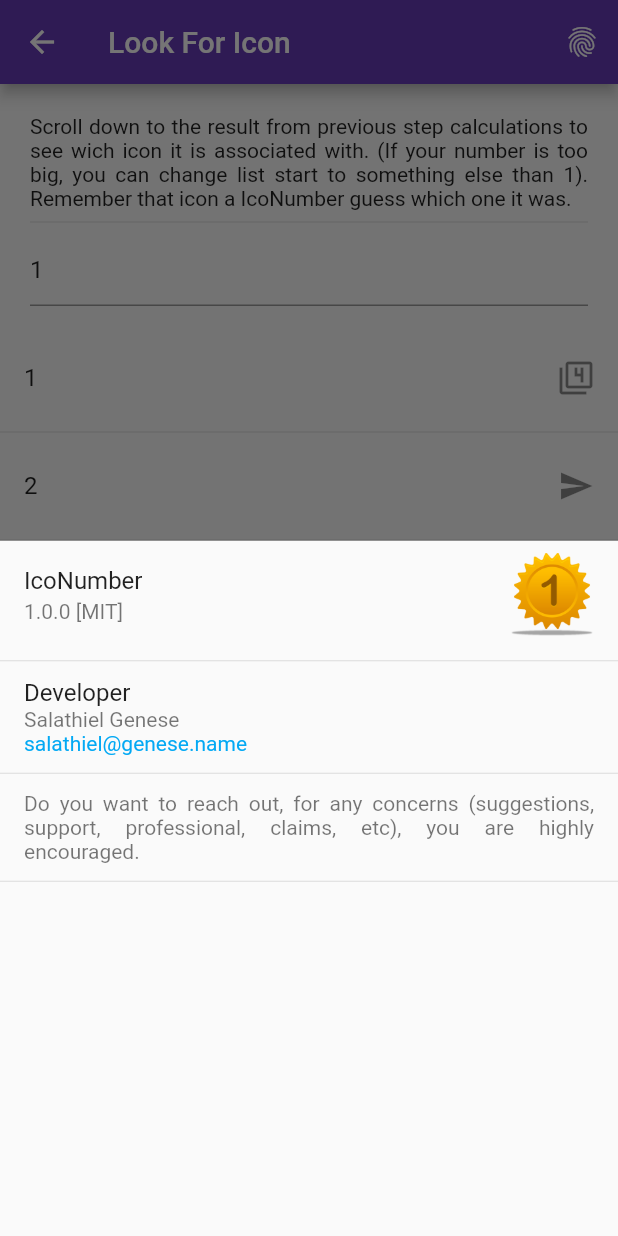
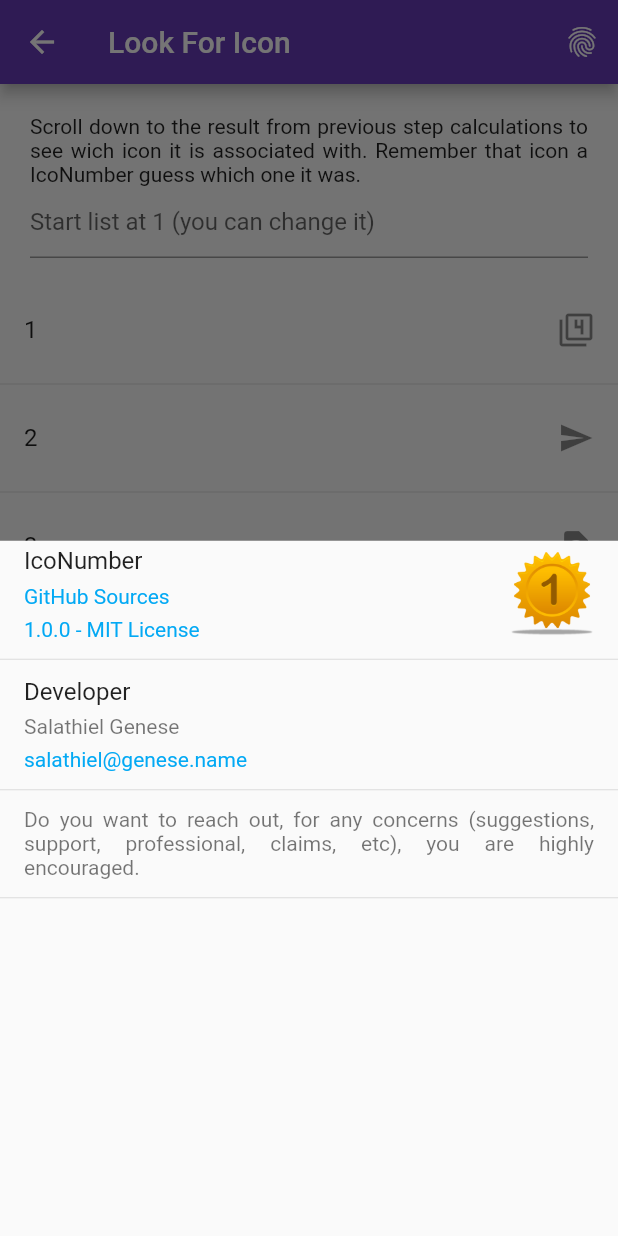
Before and after one commit to squall-io/ico_number, a Flutter app: the LookIconScreen screen opened directly, after a tap on the "fingerprint" icon, on a phone screen of 412 x 824 dp. Run offline on Flutter 3.47's test engine with Material 2 defaults, Android fonts, the phone set to English and light mode, and no system bars; our stand-ins replace flutter_i18n.

Commit message:
Improve various details

```diff
--- a/assets/i18n/en.yaml
+++ b/assets/i18n/en.yaml
@@ -1,6 +1,8 @@
 app-name: IcoNumber
+github-sources: GitHub Sources
 
 $action:
+
   continue: Continue
   rate-app: Rate App
   try-again: Re-Try
@@ -42,19 +44,16 @@ look-icon:
   description:
     Scroll down to the result from previous
     step calculations to see wich icon it is
-    associated with. (If your number is too
-    big, you can change list start to something
-    else than 1). Remember that icon a IcoNumber
+    associated with. Remember that icon a IcoNumber
     guess which one it was.
-  list-from: List numbers starting at
+  list-from: Start list at 1 (you can change it)
 
 guess-icon:
   description:
-    IcoNumber will now get the icon from previous step !
-    Give it a few second, would you ?
+    Guessing... Give it a few second, would you ?
   what-next:
     What next ?
 
     Rate this app, then take another round.
 
-    Contact me? Click the fingerprint.
+    Want to contact me? Click the fingerprint.
--- a/lib/look-icon/look-icon.screen.dart
+++ b/lib/look-icon/look-icon.screen.dart
@@ -25,15 +25,18 @@ class _LookIconScreenState extends State<LookIconScreen> {
   static final _scrollController = ScrollController();
   static final _random = Random.secure();
 
-  final _listFrom = TextEditingController(text: '1');
+  final _listFromController = TextEditingController(text: '');
   final _icons = <IconData>{};
+
+  int _listFrom = 1;
 
   _LookIconScreenState() {
     do {
       _icons.add(lookIcons.elementAt(_random.nextInt(lookIcons.length)));
     } while (8 > _icons.length);
 
-    _listFrom.addListener(() => setState(() {}));
+    _listFromController.addListener(() =>
+      setState(() => _listFrom = double.tryParse(_listFromController.text)?.toInt() ?? 1));
   }
 
   @override
@@ -45,29 +48,25 @@ class _LookIconScreenState extends State<LookIconScreen> {
         itemBuilder: (builder, index) {
           switch (index) {
             case 0:
-              return WidgetFactory.getPadding(
-                child: Column(
-                  children: <Widget>[
-                    I18nText(
+              return Padding(
+                padding: EdgeInsets.fromLTRB(20, 20, 20, 0),
+                child: I18nText(
                   'look-icon.description',
-                      child: Text(
-                        '',
-                        textAlign: TextAlign.justify
-                      ),
-                    ),
-                    LookIconScreen._divider,
-                    TextFormField(
-                      controller: _listFrom,
+                  child: Text( '', textAlign: TextAlign.justify))
+              );
+            case 1:
+              return Padding(
+                padding: EdgeInsets.fromLTRB(20, 0, 20, 20),
+                child: TextFormField(
+                  controller: _listFromController,
                   keyboardType: TextInputType.numberWithOptions(),
                   decoration: InputDecoration(
                     hintText: FlutterI18n.translate(context, 'look-icon.list-from'),
                   ),
                 ),
-                  ],
-                )
               );
             default:
-              index += max(0, double.tryParse(_listFrom.text)?.toInt() ?? 0) - 1;
+              index += _listFrom - 2;
 
               return Column(
                 children: <Widget>[
@@ -112,7 +111,7 @@ class _LookIconScreenState extends State<LookIconScreen> {
 
   @override
   void dispose() {
-    _listFrom.dispose();
+    _listFromController.dispose();
     super.dispose();
   }
 }
--- a/lib/widget.factory.dart
+++ b/lib/widget.factory.dart
@@ -85,7 +85,21 @@ class WidgetFactory {
             return ListTile(
               trailing: Image.asset('assets/img/ic_launcher.png'),
               title: I18nText('app-name'),
-              subtitle: Text('1.0.0 [MIT]'),
+              subtitle: Column(
+                crossAxisAlignment: CrossAxisAlignment.stretch,
+                children: <Widget>[
+                  const Padding(padding: EdgeInsets.all(3)),
+                  InkWell(
+                    child: I18nText('github-sources', child: Text('', style: TextStyle(color: Colors.lightBlue))),
+                    onTap: () => launch('https://github.com/squall-io/ico_number'),
+                  ),
+                  const Padding(padding: EdgeInsets.all(3)),
+                  InkWell(
+                    child: Text('1.0.0 - MIT License', style: TextStyle(color: Colors.lightBlue)),
+                    onTap: () => launch('https://github.com/squall-io/ico_number/blob/master/LICENSE'),
+                  ),
+                ],
+              ),
             );
           case 1:
             return ListTile(
@@ -93,7 +107,9 @@ class WidgetFactory {
               subtitle: Column(
                 crossAxisAlignment: CrossAxisAlignment.stretch,
                 children: <Widget>[
+                  const Padding(padding: EdgeInsets.all(3)),
                   Text('Salathiel Genese'),
+                  const Padding(padding: EdgeInsets.all(3)),
                   InkWell(
                     child: Text('salathiel@genese.name', style: TextStyle(color: Colors.lightBlue)),
                     onTap: () => launch('mailto:salathiel@genese.name'),
```
Lines whose indentation alone changed are shown as unchanged.
